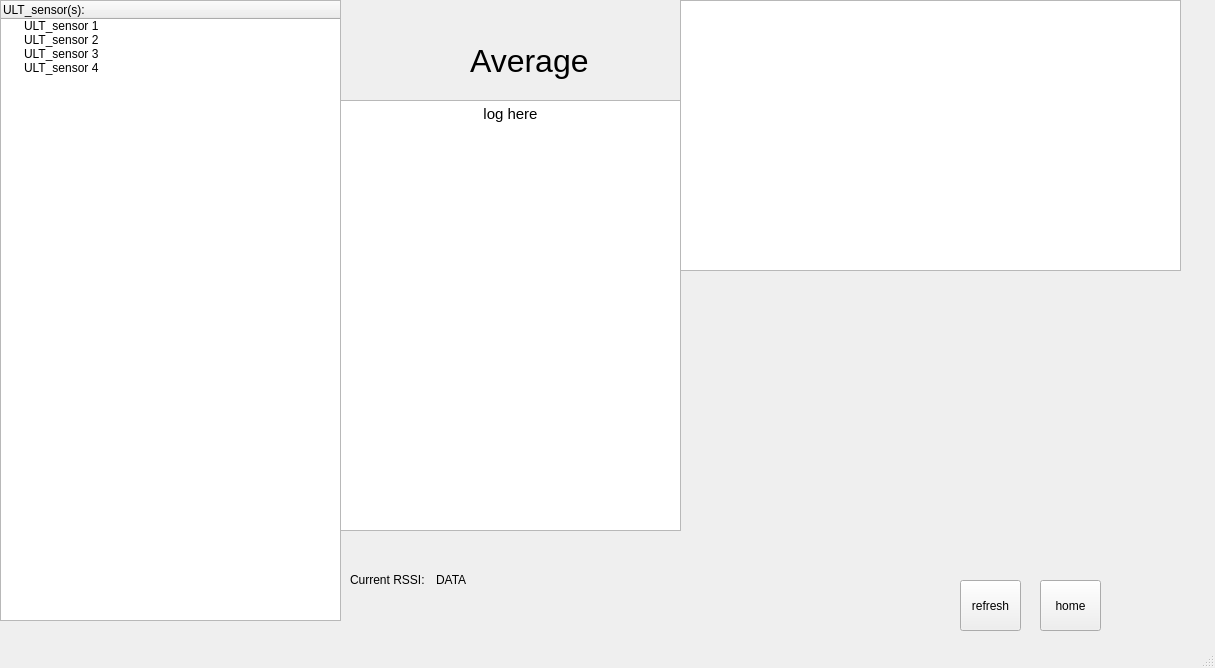
First picture: the form in ult_monitor_page.ui, repository misaka12543/devicemonitor, before the edit.
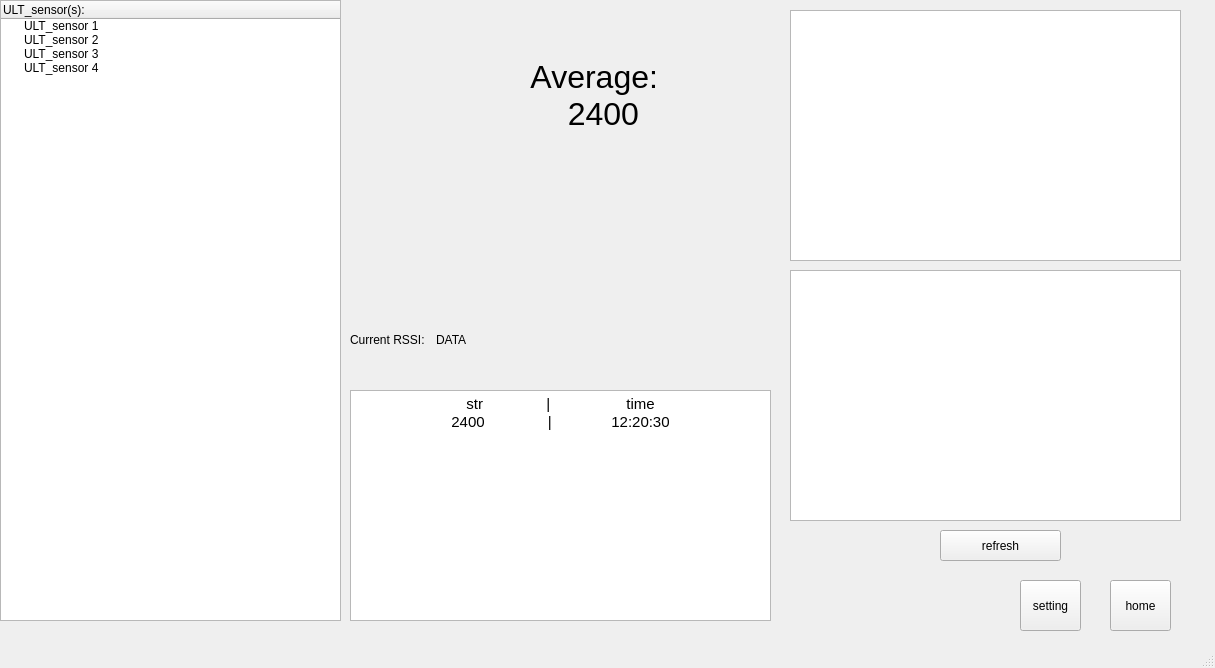
Second picture: the form after the edit.

```diff
--- a/ult_monitor_page.ui
+++ b/ult_monitor_page.ui
@@ -23,7 +23,7 @@
    <widget class="QPushButton" name="pushButton">
     <property name="geometry">
      <rect>
-      <x>1040</x>
+      <x>1110</x>
       <y>580</y>
       <width>61</width>
       <height>51</height>
@@ -36,10 +36,10 @@
    <widget class="QGraphicsView" name="graphicsView">
     <property name="geometry">
      <rect>
-      <x>680</x>
-      <y>0</y>
-      <width>501</width>
-      <height>271</height>
+      <x>790</x>
+      <y>10</y>
+      <width>391</width>
+      <height>251</height>
      </rect>
     </property>
     <property name="sizePolicy">
@@ -52,10 +52,10 @@
    <widget class="QPushButton" name="pushButton_2">
     <property name="geometry">
      <rect>
-      <x>960</x>
-      <y>580</y>
-      <width>61</width>
-      <height>51</height>
+      <x>940</x>
+      <y>530</y>
+      <width>121</width>
+      <height>31</height>
      </rect>
     </property>
     <property name="text">
@@ -101,7 +101,7 @@
     <property name="geometry">
      <rect>
       <x>350</x>
-      <y>540</y>
+      <y>300</y>
       <width>166</width>
       <height>80</height>
      </rect>
@@ -126,10 +126,10 @@
    <widget class="QLabel" name="Average_text">
     <property name="geometry">
      <rect>
-      <x>470</x>
-      <y>30</y>
-      <width>121</width>
-      <height>61</height>
+      <x>390</x>
+      <y>40</y>
+      <width>351</width>
+      <height>111</height>
      </rect>
     </property>
     <property name="sizePolicy">
@@ -144,16 +144,17 @@
      </font>
     </property>
     <property name="text">
-     <string>Average</string>
+     <string>                Average:
+                    2400</string>
     </property>
    </widget>
    <widget class="QTextBrowser" name="log_textBrowser">
     <property name="geometry">
      <rect>
-      <x>340</x>
-      <y>100</y>
-      <width>341</width>
-      <height>431</height>
+      <x>350</x>
+      <y>390</y>
+      <width>421</width>
+      <height>231</height>
      </rect>
     </property>
     <property name="html">
@@ -161,7 +162,37 @@
 &lt;html&gt;&lt;head&gt;&lt;meta name=&quot;qrichtext&quot; content=&quot;1&quot; /&gt;&lt;style type=&quot;text/css&quot;&gt;
 p, li { white-space: pre-wrap; }
 &lt;/style&gt;&lt;/head&gt;&lt;body style=&quot; font-family:'Cantarell'; font-size:11pt; font-weight:400; font-style:normal;&quot;&gt;
-&lt;p align=&quot;center&quot; style=&quot; margin-top:0px; margin-bottom:0px; margin-left:0px; margin-right:0px; -qt-block-indent:0; text-indent:0px;&quot;&gt;log here&lt;/p&gt;&lt;/body&gt;&lt;/html&gt;</string>
+&lt;p align=&quot;center&quot; style=&quot; margin-top:0px; margin-bottom:0px; margin-left:0px; margin-right:0px; -qt-block-indent:0; text-indent:0px;&quot;&gt;str	|	time&lt;/p&gt;
+&lt;p align=&quot;center&quot; style=&quot; margin-top:0px; margin-bottom:0px; margin-left:0px; margin-right:0px; -qt-block-indent:0; text-indent:0px;&quot;&gt;2400	    |	12:20:30&lt;/p&gt;&lt;/body&gt;&lt;/html&gt;</string>
+    </property>
+   </widget>
+   <widget class="QGraphicsView" name="graphicsView_2">
+    <property name="geometry">
+     <rect>
+      <x>790</x>
+      <y>270</y>
+      <width>391</width>
+      <height>251</height>
+     </rect>
+    </property>
+    <property name="sizePolicy">
+     <sizepolicy hsizetype="Expanding" vsizetype="Expanding">
+      <horstretch>100</horstretch>
+      <verstretch>62</verstretch>
+     </sizepolicy>
+    </property>
+   </widget>
+   <widget class="QPushButton" name="pushButton_3">
+    <property name="geometry">
+     <rect>
+      <x>1020</x>
+      <y>580</y>
+      <width>61</width>
+      <height>51</height>
+     </rect>
+    </property>
+    <property name="text">
+     <string>setting</string>
     </property>
    </widget>
   </widget>
```
